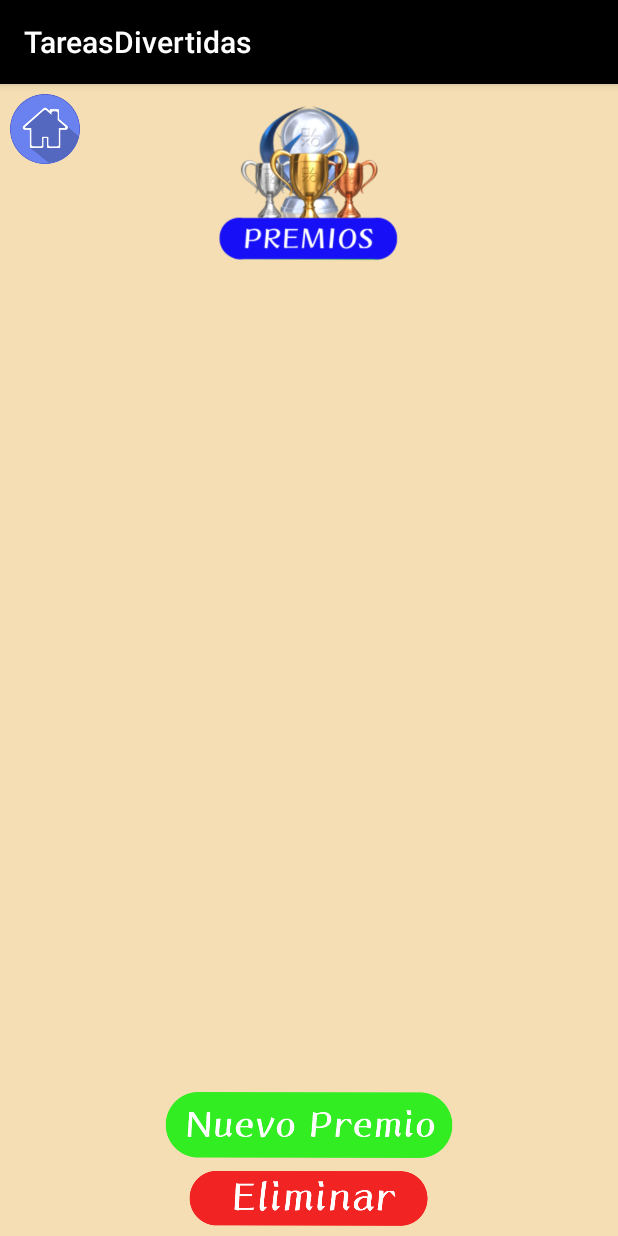
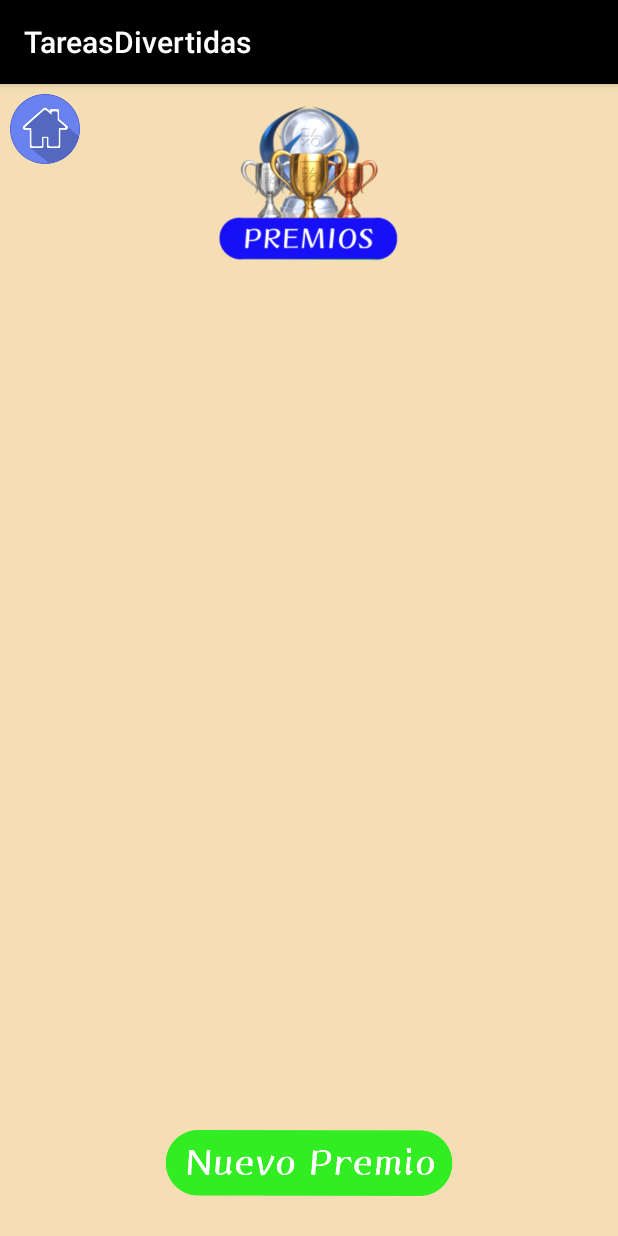
Before and after one commit to AdrianY1998/tareas-divertidas, an Android app: the PremiosActivity screen opened directly, with no data from a screen before it, on a phone screen of 412 x 824 dp. Run offline under Robolectric (Android 15) with nearby library versions, the phone set to English and light mode, and no system bars.

Commit message:
arreglo de un layout x4

```diff
--- a/app/src/main/res/layout/layout_premios.xml
+++ b/app/src/main/res/layout/layout_premios.xml
@@ -18,8 +18,9 @@
     <RelativeLayout
         android:id="@+id/botones"
         android:layout_width="match_parent"
-        android:layout_height="105dp"
-        android:layout_alignParentBottom="true">
+        android:layout_height="wrap_content"
+        android:layout_alignParentBottom="true"
+        android:layout_marginBottom="20dp">
 
         <ImageView
             android:id="@+id/crear"
@@ -29,13 +30,6 @@
             android:cropToPadding="false"
             app:srcCompat="@drawable/boton_nuevo_premio" />
 
-        <ImageView
-            android:id="@+id/eliminar"
-            android:layout_width="match_parent"
-            android:layout_height="50dp"
-            android:layout_alignParentBottom="true"
-            android:baselineAlignBottom="false"
-            app:srcCompat="@drawable/boton_eliminar" />
     </RelativeLayout>
 
     <RelativeLayout
```
